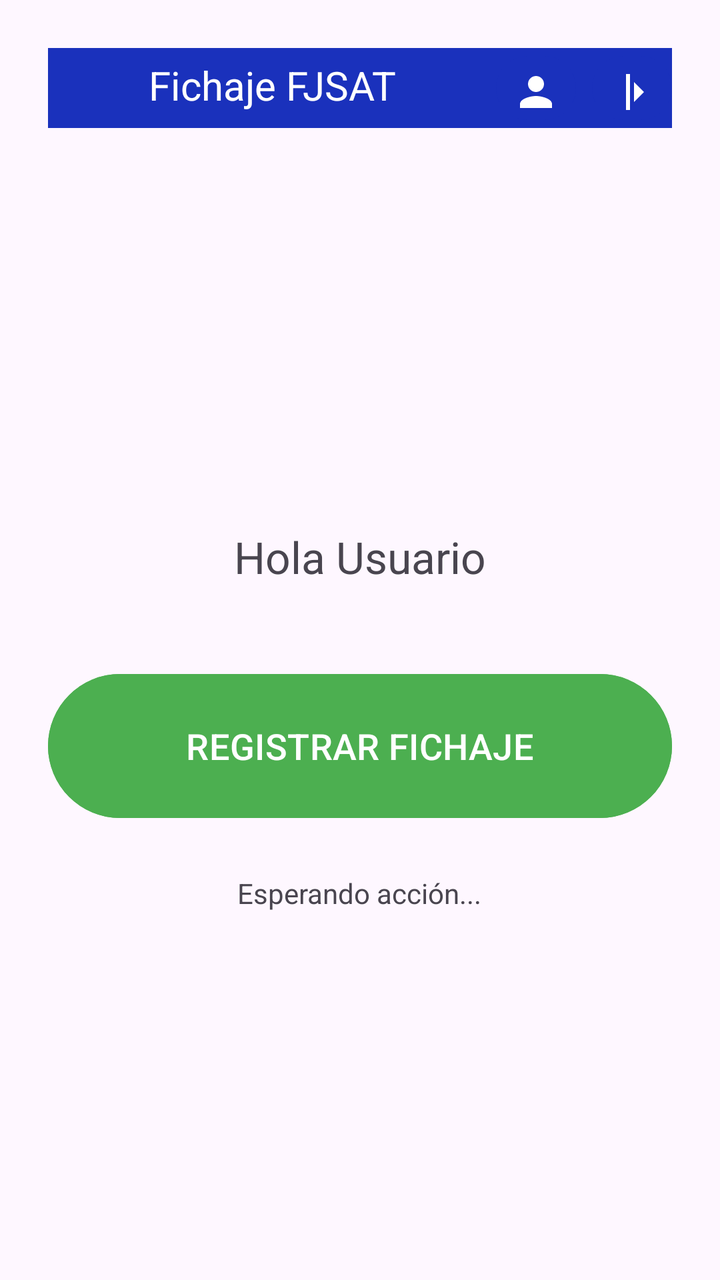
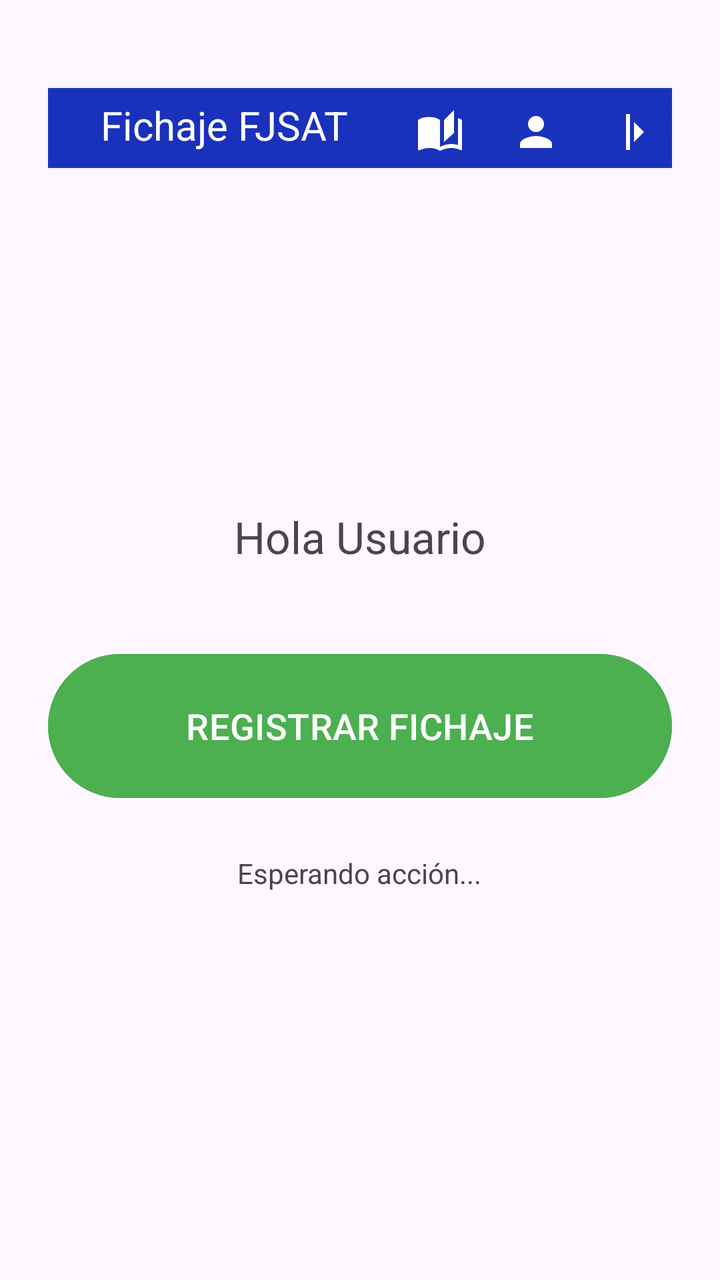

The first picture is an Android layout as it rendered before a commit; the second is the same layout after the commit. The layout source and the unified diff follow.
<!-- AndroidManifest.xml: application theme Theme.SigninApp -->
<!-- res/layout/activity_dashboard.xml -->
<?xml version="1.0" encoding="utf-8"?>
<LinearLayout xmlns:android="http://schemas.android.com/apk/res/android"
    android:layout_width="match_parent"
    android:layout_height="match_parent"
    android:orientation="vertical"
    android:padding="24dp"
>

        <LinearLayout
            android:layout_width="match_parent"
            android:layout_height="wrap_content"
            android:layout_gravity="top"
            android:layout_marginBottom="40dp"
            android:gravity="right"
            android:orientation="horizontal"
            android:background="#1A31BC" >

            <TextView
                android:layout_width="wrap_content"
                android:layout_height="match_parent"
                android:layout_weight="1"
                android:text="Fichaje FJSAT"
                android:textColor="#FFFFFF"
                android:textSize="20sp"
                android:textAlignment="center"
                android:layout_marginTop="5dp"
                />

            <Button
                android:id="@+id/btnPerfil"
                android:layout_width="40dp"
                android:layout_height="40dp"
                android:layout_marginEnd="8dp"
                android:backgroundTint="#1A31BC"
                android:drawableTop="@drawable/user_icon"
                android:drawablePadding="8dp"
                android:drawableTint="@color/white"
                android:textSize="12dp" />

            <Button
                android:id="@+id/btnLogout"
                android:layout_width="40dp"
                android:layout_height="40dp"
                android:backgroundTint="#1A31BC"
                android:drawableTop="@drawable/logout"
                android:drawableTint="@color/white"
                android:drawablePadding="8sp"
                android:textSize="12sp" />
    </LinearLayout>

    <LinearLayout
        android:layout_width="match_parent"
        android:layout_weight="1"
        android:orientation="vertical"
        android:gravity="center"
        android:layout_height="match_parent">

        <TextView
            android:id="@+id/tvWelcome"
            android:layout_width="wrap_content"
            android:layout_height="wrap_content"
            android:text="Hola Usuario"
            android:textSize="22sp"
            android:layout_marginBottom="40dp"/>

        <Button
            android:id="@+id/btnFichar"
            android:layout_width="match_parent"
            android:layout_height="80dp"
            android:text="REGISTRAR FICHAJE"
            android:textSize="18sp"
            android:backgroundTint="#4CAF50"/>

        <TextView
            android:id="@+id/tvStatus"
            android:layout_width="wrap_content"
            android:layout_height="wrap_content"
            android:text="Esperando acción..."
            android:layout_marginTop="24dp"/>
    </LinearLayout>
</LinearLayout>
<!-- resources referenced by this layout -->
<resources>
  <color name="white">#FFFFFFFF</color>
  <!-- drawable logout (drawable) -->
  <vector xmlns:android="http://schemas.android.com/apk/res/android" android:autoMirrored="true" android:height="24dp" android:tint="#000000" android:viewportHeight="960" android:viewportWidth="960" android:width="24dp">
        
      <path android:fillColor="@android:color/white" android:pathData="M360,840L360,120L440,120L440,840L360,840ZM520,680L520,280L720,480L520,680Z"/>
      
  </vector>
  <!-- drawable user_icon (drawable) -->
  <vector xmlns:android="http://schemas.android.com/apk/res/android" android:height="24dp" android:tint="#000000" android:viewportHeight="24" android:viewportWidth="24" android:width="24dp">
        
      <path android:fillColor="@android:color/white" android:pathData="M12,12c2.21,0 4,-1.79 4,-4s-1.79,-4 -4,-4 -4,1.79 -4,4 1.79,4 4,4zM12,14c-2.67,0 -8,1.34 -8,4v2h16v-2c0,-2.66 -5.33,-4 -8,-4z"/>
      
  </vector>
  <style name="Theme.SigninApp" parent="Base.Theme.SigninApp" />
  <style name="Base.Theme.SigninApp" parent="Theme.Material3.DayNight.NoActionBar">
          
          
      </style>
</resources>

<!-- the commit's change to res/layout/activity_dashboard.xml (unified diff, before → after) -->
@@ -6,46 +6,56 @@
     android:padding="24dp"
 >
 
-        <LinearLayout
-            android:layout_width="match_parent"
-            android:layout_height="wrap_content"
-            android:layout_gravity="top"
-            android:layout_marginBottom="40dp"
-            android:gravity="right"
-            android:orientation="horizontal"
-            android:background="#1A31BC" >
+    <LinearLayout
+        android:layout_width="match_parent"
+        android:layout_height="wrap_content"
+        android:layout_gravity="top"
+        android:gravity="right"
+        android:orientation="horizontal"
+        android:background="#1A31BC"
+        android:layout_marginTop="20dp">
+        <TextView
+            android:layout_width="wrap_content"
+            android:layout_height="match_parent"
+            android:layout_weight="1"
+            android:text="Fichaje FJSAT"
+            android:textColor="#FFFFFF"
+            android:textSize="20sp"
+            android:textAlignment="center"
+            android:layout_marginTop="5dp"
+            />
 
-            <TextView
-                android:layout_width="wrap_content"
-                android:layout_height="match_parent"
-                android:layout_weight="1"
-                android:text="Fichaje FJSAT"
-                android:textColor="#FFFFFF"
-                android:textSize="20sp"
-                android:textAlignment="center"
-                android:layout_marginTop="5dp"
-                />
+        <Button
+            android:id="@+id/btnHistory"
+            android:layout_width="40dp"
+            android:layout_height="40dp"
+            android:layout_marginEnd="8dp"
+            android:backgroundTint="#1A31BC"
+            android:drawableTop="@drawable/baseline_auto_stories_24"
+            android:drawablePadding="8dp"
+            android:drawableTint="@color/white"
+            android:textSize="12dp" />
 
-            <Button
-                android:id="@+id/btnPerfil"
-                android:layout_width="40dp"
-                android:layout_height="40dp"
-                android:layout_marginEnd="8dp"
-                android:backgroundTint="#1A31BC"
-                android:drawableTop="@drawable/user_icon"
-                android:drawablePadding="8dp"
-                android:drawableTint="@color/white"
-                android:textSize="12dp" />
+        <Button
+            android:id="@+id/btnPerfil"
+            android:layout_width="40dp"
+            android:layout_height="40dp"
+            android:layout_marginEnd="8dp"
+            android:backgroundTint="#1A31BC"
+            android:drawableTop="@drawable/user_icon"
+            android:drawablePadding="8dp"
+            android:drawableTint="@color/white"
+            android:textSize="12dp" />
 
-            <Button
-                android:id="@+id/btnLogout"
-                android:layout_width="40dp"
-                android:layout_height="40dp"
-                android:backgroundTint="#1A31BC"
-                android:drawableTop="@drawable/logout"
-                android:drawableTint="@color/white"
-                android:drawablePadding="8sp"
-                android:textSize="12sp" />
+        <Button
+            android:id="@+id/btnLogout"
+            android:layout_width="40dp"
+            android:layout_height="40dp"
+            android:backgroundTint="#1A31BC"
+            android:drawableTop="@drawable/logout"
+            android:drawableTint="@color/white"
+            android:drawablePadding="8sp"
+            android:textSize="12sp" />
     </LinearLayout>
 
     <LinearLayout
<!-- resource entries referenced after the edit -->
@@ -1,6 +1,12 @@
 <!-- resources referenced by this layout -->
 <resources>
   <color name="white">#FFFFFFFF</color>
+  <!-- drawable baseline_auto_stories_24 (drawable) -->
+  <vector xmlns:android="http://schemas.android.com/apk/res/android" android:height="24dp" android:tint="#000000" android:viewportHeight="24" android:viewportWidth="24" android:width="24dp">
+        
+      <path android:fillColor="@android:color/white" android:pathData="M19,1l-5,5v11l5,-4.5L19,1zM1,6v14.65c0,0.25 0.25,0.5 0.5,0.5 0.1,0 0.15,-0.05 0.25,-0.05C3.1,20.45 5.05,20 6.5,20c1.95,0 4.05,0.4 5.5,1.5L12,6c-1.45,-1.1 -3.55,-1.5 -5.5,-1.5S2.45,4.9 1,6zM23,19.5L23,6c-0.6,-0.45 -1.25,-0.75 -2,-1v13.5c-1.1,-0.35 -2.3,-0.5 -3.5,-0.5 -1.7,0 -4.15,0.65 -5.5,1.5v2c1.35,-0.85 3.8,-1.5 5.5,-1.5 1.65,0 3.35,0.3 4.75,1.05 0.1,0.05 0.15,0.05 0.25,0.05 0.25,0 0.5,-0.25 0.5,-0.5v-1.1z"/>
+      
+  </vector>
   <!-- drawable logout (drawable) -->
   <vector xmlns:android="http://schemas.android.com/apk/res/android" android:autoMirrored="true" android:height="24dp" android:tint="#000000" android:viewportHeight="960" android:viewportWidth="960" android:width="24dp">
         
